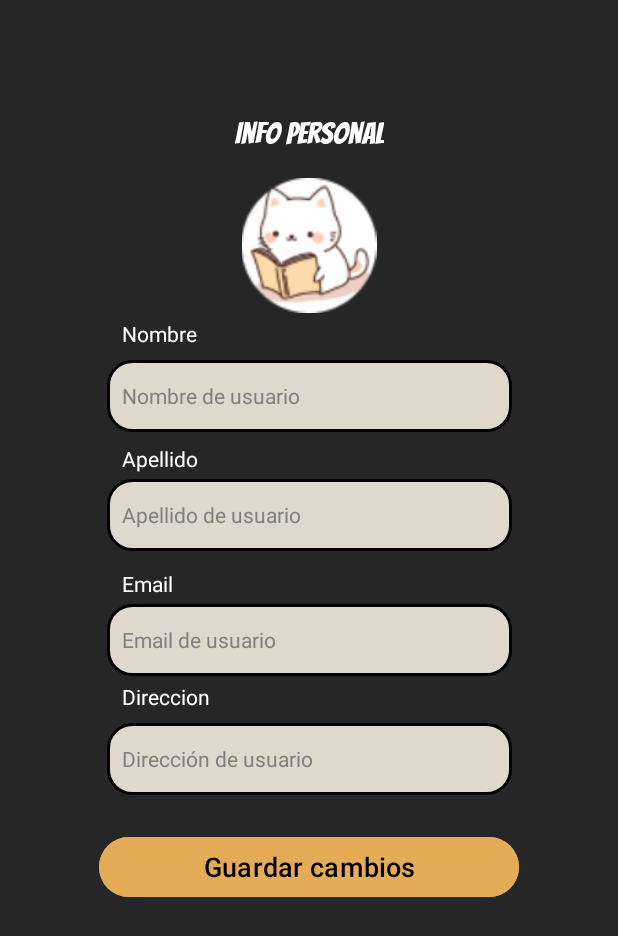
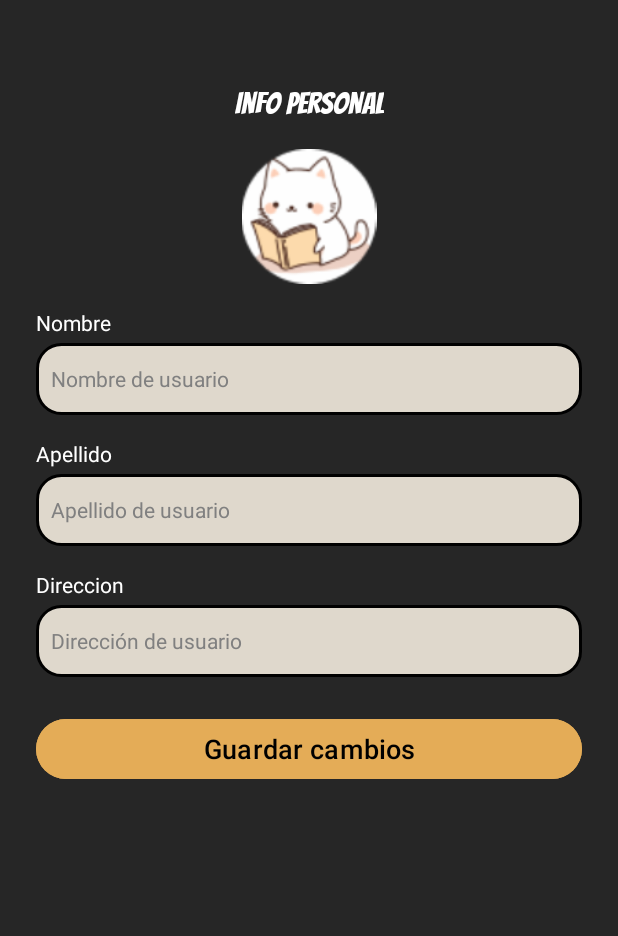
Before and after one commit to Web-Developers2-0/2025-Practica_Profesionalizante, an Android app: the infoPersonal screen opened directly, with no data from a screen before it, on a phone screen of 412 x 824 dp. Shown: the top 936 px of the screen. Run offline under Robolectric (Android 15) with nearby library versions, the phone set to English and light mode, and no system bars; network calls fail; pictures from the network do not load.

Commit message:
feat: [https://github.com/Web-Developers2-0/2025-Practica_Profesionalizante/issues/172],update user image upload to use Multipart

```diff
--- a/mobile/app/src/main/java/com/example/planetsuperheroes/ContactActivity.java
+++ b/mobile/app/src/main/java/com/example/planetsuperheroes/ContactActivity.java
@@ -99,7 +99,7 @@ public class ContactActivity extends AppCompatActivity {
                     UserCrudInfo user = response.body();
                     if (user != null) {
                         editTextName.setText(user.getName());
-                        editTextEmail.setText(user.getEmail());
+
                     }
                 } else {
                     Toast.makeText(ContactActivity.this, "Error en la respuesta: " + response.code(), Toast.LENGTH_SHORT).show();
--- a/mobile/app/src/main/java/com/example/planetsuperheroes/network/ApiService.java
+++ b/mobile/app/src/main/java/com/example/planetsuperheroes/network/ApiService.java
@@ -13,11 +13,14 @@ import com.example.planetsuperheroes.models.UserResponse;
 import java.util.List;
 import java.util.Map;
 
+import okhttp3.MultipartBody;
 import retrofit2.Call;
 import retrofit2.http.Body;
 import retrofit2.http.GET;
+import retrofit2.http.Multipart;
 import retrofit2.http.PATCH;
 import retrofit2.http.POST;
+import retrofit2.http.Part;
 import retrofit2.http.Path;
 import retrofit2.http.Query;
 
@@ -40,6 +43,10 @@ public interface ApiService {
     @PATCH("/api/user/")
     Call<Void> updateUserCrudInfo(@Body UserCrudInfo user);
 
+    @Multipart
+    @PATCH("/api/user/")
+    Call<Void> updateUserImage(@Part MultipartBody.Part image);
+
     @GET("/api/products/")
     Call<List<Product>> getProducts(@Query("filter") String filter);
 
--- a/mobile/app/src/main/res/layout/activity_info_personal.xml
+++ b/mobile/app/src/main/res/layout/activity_info_personal.xml
@@ -1,167 +1,135 @@
 <?xml version="1.0" encoding="utf-8"?>
-<androidx.constraintlayout.widget.ConstraintLayout xmlns:android="http://schemas.android.com/apk/res/android"
+<androidx.constraintlayout.widget.ConstraintLayout
+    xmlns:android="http://schemas.android.com/apk/res/android"
     xmlns:app="http://schemas.android.com/apk/res-auto"
     xmlns:tools="http://schemas.android.com/tools"
     android:id="@+id/main"
     android:layout_width="match_parent"
     android:layout_height="match_parent"
     android:background="#262626"
-    android:padding="40dp"
+    android:padding="24dp"
     tools:context=".infoPersonal">
 
+    <!-- Título -->
+    <TextView
+        android:id="@+id/textViewTitle"
+        android:layout_width="wrap_content"
+        android:layout_height="wrap_content"
+        android:text="@string/user_title"
+        android:textColor="@color/white"
+        android:fontFamily="@font/bangersregular"
+        android:textSize="20sp"
+        app:layout_constraintTop_toTopOf="parent"
+        app:layout_constraintStart_toStartOf="parent"
+        app:layout_constraintEnd_toEndOf="parent"
+        android:layout_marginTop="24dp"/>
+
+    <!-- Imagen -->
     <ImageView
         android:id="@+id/imageViewContact"
         android:layout_width="120dp"
         android:layout_height="90dp"
-        android:layout_marginTop="15dp"
+        android:src="@drawable/gatitoinfo"
         android:contentDescription="@string/img_cat"
-        android:src="@drawable/gatitoinfo"
+        app:layout_constraintTop_toBottomOf="@id/textViewTitle"
+        app:layout_constraintStart_toStartOf="parent"
         app:layout_constraintEnd_toEndOf="parent"
-        app:layout_constraintStart_toStartOf="parent"
-        app:layout_constraintTop_toBottomOf="@id/textViewTitle" />
-
-    <TextView
-        android:id="@+id/textViewTitle"
-        android:layout_width="wrap_content"
-        android:layout_height="wrap_content"
-        android:layout_marginTop="28dp"
-        android:fontFamily="@font/bangersregular"
-        android:hint="@string/user_title"
-        android:textColor="@color/white"
-        android:textColorHint="@color/white"
-        android:textSize="20sp"
-        app:layout_constraintEnd_toEndOf="parent"
-        app:layout_constraintStart_toStartOf="parent"
-        app:layout_constraintTop_toTopOf="parent" />
+        android:layout_marginTop="16dp" />
 
     <!-- Nombre -->
     <TextView
         android:id="@+id/textViewnombre"
         android:layout_width="wrap_content"
         android:layout_height="wrap_content"
-        android:layout_marginTop="4dp"
-        android:layout_marginStart="10dp"
         android:text="@string/text_name_info"
         android:textColor="@color/white"
-        app:layout_constraintStart_toStartOf="@+id/editTextName"
-        app:layout_constraintTop_toBottomOf="@id/imageViewContact" />
+        app:layout_constraintTop_toBottomOf="@id/imageViewContact"
+        app:layout_constraintStart_toStartOf="parent"
+        android:layout_marginTop="16dp" />
 
     <EditText
         android:id="@+id/editTextName"
-        android:layout_width="270dp"
+        android:layout_width="0dp"
         android:layout_height="48dp"
-        android:layout_marginTop="8dp"
-        android:autofillHints="name"
+        android:hint="@string/user_name"
+        android:inputType="text"
         android:background="@drawable/info_personal_border"
-        android:hint="@string/user_name"
+        android:padding="10dp"
         android:textColor="@color/black"
-        android:inputType="text"
-        android:padding="10dp"
         android:textColorHint="@color/textdellabedlinfoPersonal"
         android:textSize="14sp"
+        app:layout_constraintTop_toBottomOf="@id/textViewnombre"
+        app:layout_constraintStart_toStartOf="parent"
         app:layout_constraintEnd_toEndOf="parent"
-        app:layout_constraintStart_toStartOf="parent"
-        app:layout_constraintTop_toBottomOf="@id/textViewnombre" />
+        android:layout_marginTop="4dp" />
 
     <!-- Apellido -->
     <TextView
         android:id="@+id/textViewapellido"
         android:layout_width="wrap_content"
         android:layout_height="wrap_content"
-        android:layout_marginTop="8dp"
-        android:layout_marginStart="10dp"
         android:text="@string/text_lastname_info"
         android:textColor="@color/white"
-        app:layout_constraintStart_toStartOf="@+id/editTextlastName"
-        app:layout_constraintTop_toBottomOf="@id/editTextName" />
+        app:layout_constraintTop_toBottomOf="@id/editTextName"
+        app:layout_constraintStart_toStartOf="parent"
+        android:layout_marginTop="16dp" />
 
     <EditText
         android:id="@+id/editTextlastName"
-        android:layout_width="270dp"
+        android:layout_width="0dp"
         android:layout_height="48dp"
-        android:layout_marginTop="4dp"
-        android:autofillHints="name"
-        android:background="@drawable/info_personal_border"
         android:hint="@string/user_lastname"
         android:inputType="text"
+        android:background="@drawable/info_personal_border"
+        android:padding="10dp"
         android:textColor="@color/black"
-        android:padding="10dp"
         android:textColorHint="@color/textdellabedlinfoPersonal"
         android:textSize="14sp"
+        app:layout_constraintTop_toBottomOf="@id/textViewapellido"
+        app:layout_constraintStart_toStartOf="parent"
         app:layout_constraintEnd_toEndOf="parent"
-        app:layout_constraintStart_toStartOf="parent"
-        app:layout_constraintTop_toBottomOf="@id/textViewapellido" />
-
-    <!-- Email -->
-    <TextView
-        android:id="@+id/textViewemail"
-        android:layout_width="wrap_content"
-        android:layout_height="wrap_content"
-        android:layout_marginTop="12dp"
-        android:layout_marginStart="10dp"
-        android:text="@string/text_email"
-        android:textColor="@color/white"
-        app:layout_constraintStart_toStartOf="@+id/editTextEmail"
-        app:layout_constraintTop_toBottomOf="@id/editTextlastName" />
-
-    <EditText
-        android:id="@+id/editTextEmail"
-        android:layout_width="270dp"
-        android:layout_height="48dp"
-        android:layout_marginTop="4dp"
-        android:autofillHints="email"
-        android:background="@drawable/info_personal_border"
-        android:hint="@string/user_email"
-        android:textColor="@color/black"
-        android:inputType="textEmailAddress"
-        android:padding="10dp"
-        android:textColorHint="@color/textdellabedlinfoPersonal"
-        android:textSize="14sp"
-        app:layout_constraintEnd_toEndOf="parent"
-        app:layout_constraintStart_toStartOf="parent"
-        app:layout_constraintTop_toBottomOf="@id/textViewemail" />
+        android:layout_marginTop="4dp" />
 
     <!-- Dirección -->
     <TextView
         android:id="@+id/textViewdireccion"
         android:layout_width="wrap_content"
         android:layout_height="wrap_content"
-        android:layout_marginTop="4dp"
-        android:layout_marginStart="10dp"
         android:text="@string/text_direction_info"
         android:textColor="@color/white"
-        app:layout_constraintStart_toStartOf="@+id/editTextAdress"
-        app:layout_constraintTop_toBottomOf="@id/editTextEmail" />
+        app:layout_constraintTop_toBottomOf="@id/editTextlastName"
+        app:layout_constraintStart_toStartOf="parent"
+        android:layout_marginTop="16dp" />
 
     <EditText
         android:id="@+id/editTextAdress"
-        android:layout_width="270dp"
+        android:layout_width="0dp"
         android:layout_height="48dp"
-        android:layout_marginTop="8dp"
-        android:autofillHints="adress"
+        android:hint="@string/user_adress"
+        android:inputType="text"
         android:background="@drawable/info_personal_border"
-        android:hint="@string/user_adress"
+        android:padding="10dp"
         android:textColor="@color/black"
-        android:inputType="text"
-        android:padding="10dp"
         android:textColorHint="@color/textdellabedlinfoPersonal"
         android:textSize="14sp"
+        app:layout_constraintTop_toBottomOf="@id/textViewdireccion"
+        app:layout_constraintStart_toStartOf="parent"
         app:layout_constraintEnd_toEndOf="parent"
-        app:layout_constraintStart_toStartOf="parent"
-        app:layout_constraintTop_toBottomOf="@id/textViewdireccion" />
+        android:layout_marginTop="4dp" />
 
-    <!-- Botón -->
+    <!-- Botón Guardar -->
     <Button
         android:id="@+id/btnGuardarCambios"
-        android:layout_width="280dp"
+        android:layout_width="0dp"
         android:layout_height="wrap_content"
-        android:layout_marginTop="24dp"
-        android:backgroundTint="@color/colorAccent"
         android:text="@string/save_btn"
         android:textColor="@color/black"
         android:textSize="18sp"
+        android:backgroundTint="@color/colorAccent"
+        app:layout_constraintTop_toBottomOf="@id/editTextAdress"
         app:layout_constraintStart_toStartOf="parent"
         app:layout_constraintEnd_toEndOf="parent"
-        app:layout_constraintTop_toBottomOf="@id/editTextAdress" />
+        android:layout_marginTop="24dp"
+        android:layout_marginBottom="24dp" />
 
 </androidx.constraintlayout.widget.ConstraintLayout>
```
Also changed, not shown: mobile/app/src/main/java/com/example/planetsuperheroes/infoPersonal.java (+80 -50 lines), mobile/app/src/main/java/com/example/planetsuperheroes/models/UserCrudInfo.java (+3 -10 lines).
